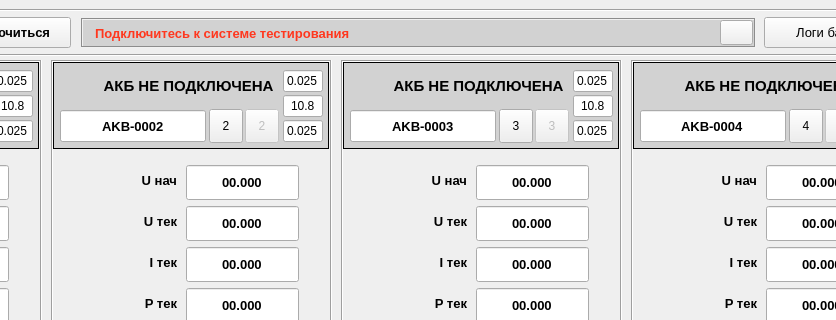
Qt form ui/main.ui (sergeycccv/battery_modbus) before a commit; both pictures show x 249 to 1085 and y 0 to 320 of the 1170 by 660 pixel window.
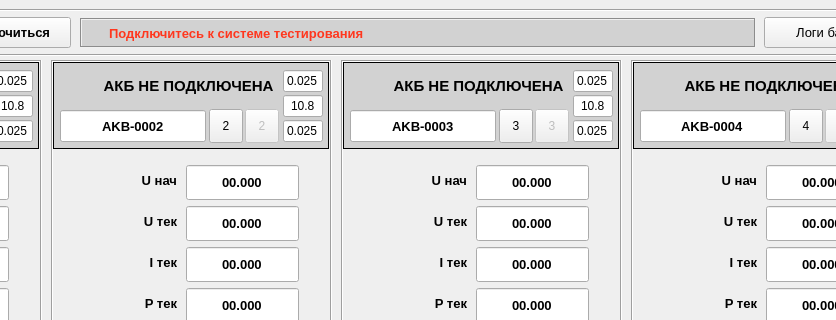
The same form after that commit. Icons and pictures are not drawn.

Commit message: Упразднение кнопки «Показать сообщения программы». Вместо неё обработка нажатия по текстовой метке lbl_messages

The edit to the form file:
```diff
--- a/ui/main.ui
+++ b/ui/main.ui
@@ -39,7 +39,7 @@
 #lbl_messages {
 	color: rgb(255, 55, 30);
 	background-color: rgb(210, 210, 210);
-	padding-left: 10;
+	padding-left: 25;
 }
  #lbl_error {
 	background-color: rgb(210, 210, 210);
@@ -953,14 +953,11 @@
      </property>
     </widget>
     <widget class="QLabel" name="lbl_messages">
-     <property name="enabled">
-      <bool>true</bool>
-     </property>
      <property name="geometry">
       <rect>
-       <x>320</x>
+       <x>319</x>
        <y>9</y>
-       <width>675</width>
+       <width>676</width>
        <height>30</height>
       </rect>
      </property>
@@ -1063,23 +1060,15 @@
        <normaloff>:/ICO/Gear24.png</normaloff>:/ICO/Gear24.png</iconset>
      </property>
     </widget>
-    <widget class="QPushButton" name="btn_alerts">
+    <widget class="QLabel" name="lbl_massages_icon">
      <property name="geometry">
       <rect>
-       <x>959</x>
-       <y>11</y>
-       <width>33</width>
-       <height>25</height>
+       <x>326</x>
+       <y>17</y>
+       <width>15</width>
+       <height>15</height>
       </rect>
      </property>
-     <property name="font">
-      <font>
-       <pointsize>10</pointsize>
-      </font>
-     </property>
-     <property name="statusTip">
-      <string>Просмотр лога работы программы</string>
-     </property>
      <property name="text">
       <string/>
      </property>
@@ -1087,8 +1076,8 @@
       <iconset resource="res.qrc">
        <normaloff>:/ICO/Alert24.png</normaloff>:/ICO/Alert24.png</iconset>
      </property>
-     <property name="flat">
-      <bool>false</bool>
+     <property name="scaledContents">
+      <bool>true</bool>
      </property>
     </widget>
    </widget>
```
Left out of the diff: 5 changed lines with no effect on the pictures. The commit also changes 4 other files.
